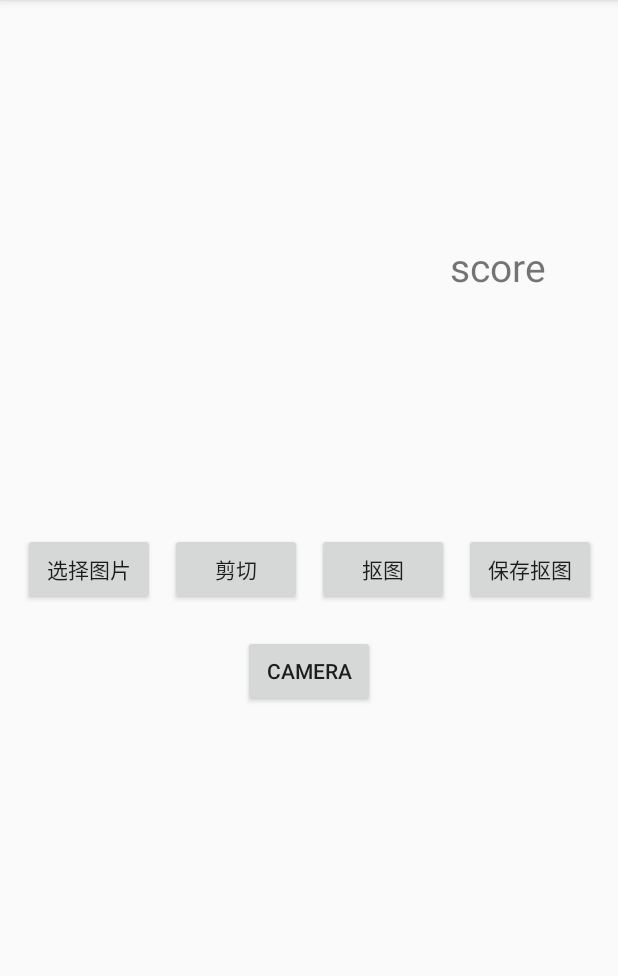
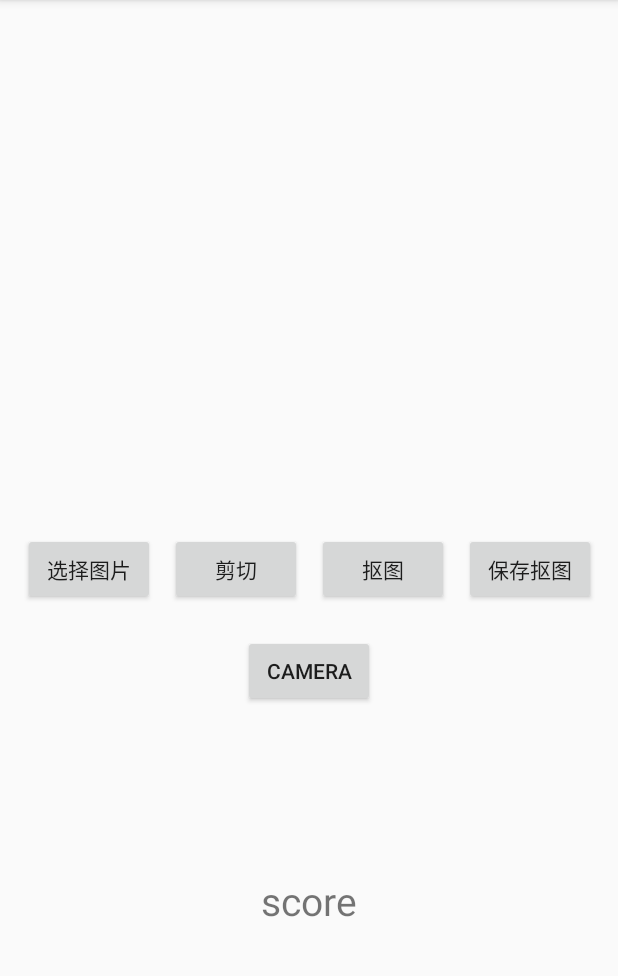
Before and after one commit to gotoorder/OpenCVForAndroid, an Android app: the screen it shows after launch (MainActivity), on a phone screen of 412 x 824 dp, the part 84-1060 px from its top. Run offline under Robolectric (Android 15) with nearby library versions, the light colour scheme and no system bars; libraries missing offline, so code that uses them is left out: org.tensorflow.lite; pictures from the network do not load; 6 statements that could not run were skipped.

Commit message:
打开tensorflow lite的code支持

```diff
--- a/app/src/main/AndroidManifest.xml
+++ b/app/src/main/AndroidManifest.xml
@@ -11,6 +11,7 @@
     <uses-feature android:name="android.hardware.camera.front.autofocus" android:required="false"/>
 
     <application
+        android:requestLegacyExternalStorage="true"
         android:name=".OpencvApplication"
         android:allowBackup="true"
         android:icon="@mipmap/ic_launcher"
--- a/app/src/main/java/com/raysee/opencv/TensorFlowClassifier.java
+++ b/app/src/main/java/com/raysee/opencv/TensorFlowClassifier.java
@@ -114,6 +114,7 @@ public class TensorFlowClassifier implements Classifier {
         TraceCompat.beginSection("preprocessBitmap");
         // Preprocess the image data from 0-255 int to normalized float based
         // on the provided parameters.
+        Log.d(TAG, " bitmap width = " + bitmap.getWidth() + ", bitmap height = " + bitmap.getHeight() + "， intValues.length = " + intValues.length);
         bitmap.getPixels(intValues, 0, bitmap.getWidth(), 0, 0, bitmap.getWidth(), bitmap.getHeight());
         for (int i = 0; i < intValues.length; ++i) {
             final int val = intValues[i];
--- a/app/src/main/java/com/raysee/opencv/tensorflow_lite/TFLiteImageClassifier.java
+++ b/app/src/main/java/com/raysee/opencv/tensorflow_lite/TFLiteImageClassifier.java
@@ -58,7 +58,7 @@ public class TFLiteImageClassifier implements Classifier {
   private static final int DIM_IMG_SIZE_X = 224;
   private static final int DIM_IMG_SIZE_Y = 224;
 
-  byte[][] labelProb;
+  float[][] labelProb;
 
   // Pre-allocated buffers.
   private Vector<String> labels = new Vector<String>();
@@ -108,7 +108,7 @@ public class TFLiteImageClassifier implements Classifier {
 
     c.imgData =
         ByteBuffer.allocateDirect(
-            DIM_BATCH_SIZE * DIM_IMG_SIZE_X * DIM_IMG_SIZE_Y * DIM_PIXEL_SIZE);
+            4 * DIM_BATCH_SIZE * DIM_IMG_SIZE_X * DIM_IMG_SIZE_Y * DIM_PIXEL_SIZE);
 
     c.imgData.order(ByteOrder.nativeOrder());
     try {
@@ -123,7 +123,7 @@ public class TFLiteImageClassifier implements Classifier {
     // Pre-allocate buffers.
     c.intValues = new int[inputSize * inputSize];
 
-    c.labelProb = new byte[1][c.labels.size()];
+    c.labelProb = new float[1][c.labels.size()];
 
     return c;
   }
@@ -135,7 +135,7 @@ public class TFLiteImageClassifier implements Classifier {
       return;
     }
     imgData.rewind();
-    Log.d(TAG, " bitmap width = " + bitmap.getWidth() + ", bitmap height = " + bitmap.getHeight());
+    Log.d(TAG, " bitmap width = " + bitmap.getWidth() + ", bitmap height = " + bitmap.getHeight() + "， intValues.length = " + intValues.length);
     bitmap.getPixels(intValues, 0, bitmap.getWidth(), 0, 0, bitmap.getWidth(), bitmap.getHeight());
     // Convert the image to floating point.
     int pixel = 0;
--- a/app/src/main/res/layout/activity_main.xml
+++ b/app/src/main/res/layout/activity_main.xml
@@ -20,10 +20,12 @@
         android:id="@+id/score"
         android:layout_width="wrap_content"
         android:layout_height="wrap_content"
+        app:layout_constraintStart_toStartOf="parent"
         app:layout_constraintEnd_toEndOf="parent"
-        app:layout_constraintTop_toTopOf="parent"
-        android:layout_marginTop="160dp"
-        android:layout_marginEnd="48dp"
+        app:layout_constraintBottom_toBottomOf="parent"
+        android:textColorHighlight="#CCCCCC"
+        android:textIsSelectable="true"
+        android:layout_marginBottom="150dp"
         android:textSize="26sp"
         android:text="score"/>
 
@@ -33,6 +35,7 @@
         android:layout_height="320dp"
         android:layout_marginStart="15dp"
         android:layout_marginTop="15dp"
+        app:layout_constraintEnd_toEndOf="parent"
         app:layout_constraintStart_toStartOf="parent"
         app:layout_constraintTop_toTopOf="parent" />
 
```
Also changed, not shown: app/src/main/java/com/raysee/opencv/MainActivity.java (+11 -5 lines).
